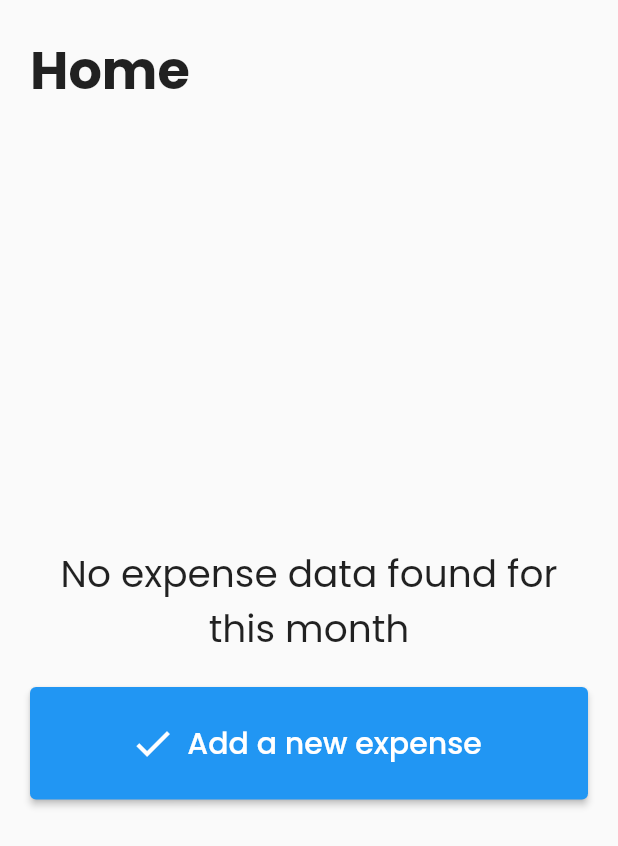
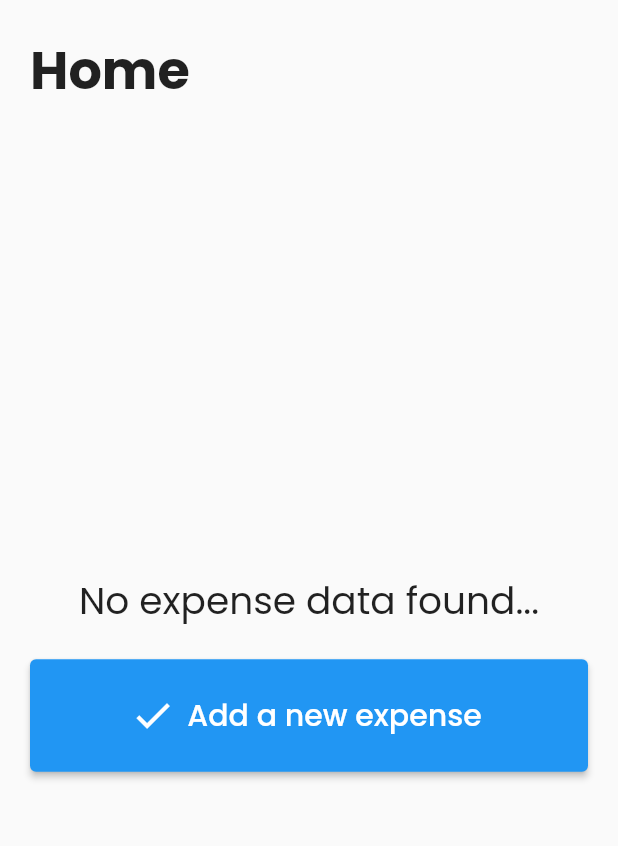
Before and after one commit to matekdev/WalletHero, a Flutter app: the HomeScreen widget shown alone on an empty page, opened directly with empty values, on a phone screen of 412 x 824 dp. Shown: the top 846 px of the screen. Run offline on Flutter 3.47's test engine with Material 2 defaults, Android fonts, the phone set to English and light mode, and no system bars; our stand-ins replace another_flushbar, flutter_masked_text2, google_fonts, shared_preferences, syncfusion_flutter_datepicker; accounts and stored records are empty.

Commit message:
Final cleanup

```diff
--- a/lib/HomeScreen.dart
+++ b/lib/HomeScreen.dart
@@ -35,7 +35,7 @@ class _HomeScreenState extends State<HomeScreen> {
                     Center(
                       child: Utils.createCard(
                         const Text(
-                          "No expense data found for this month",
+                          "No expense data found...",
                           textAlign: TextAlign.center,
                           style: TextStyle(
                             fontSize: 25,
```
